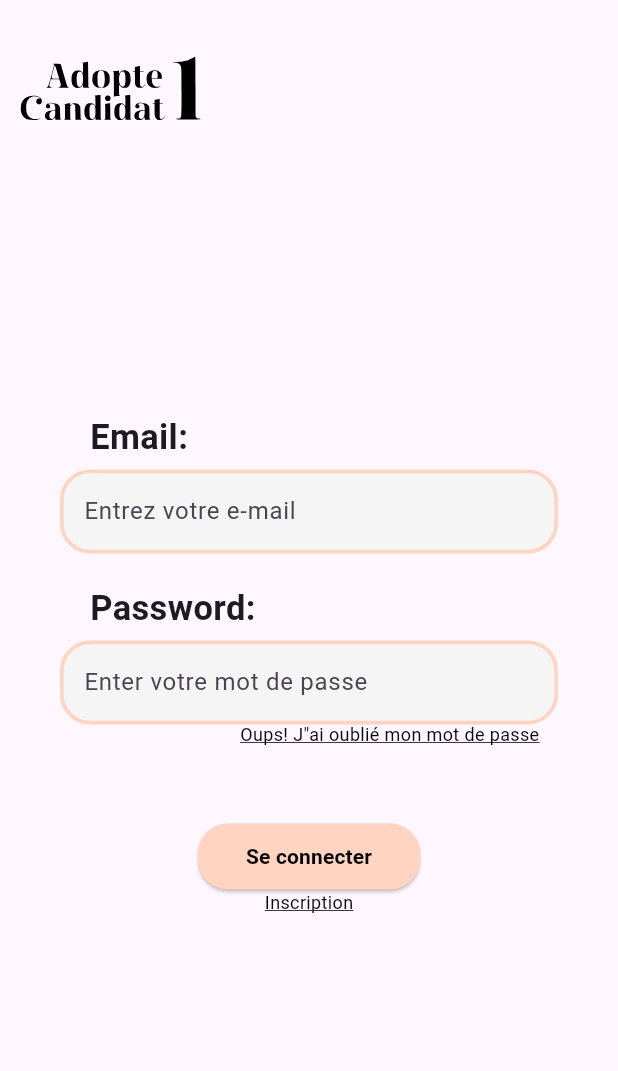
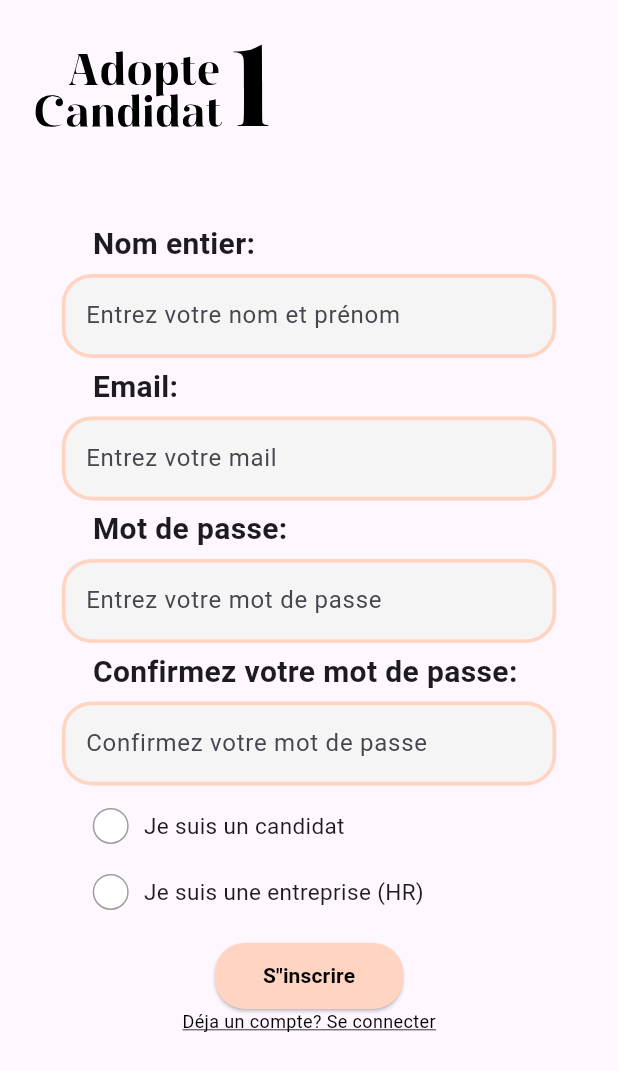
Before and after one commit to algosup/2023-2024-project-5-flutter-team-3, a Flutter app: the screen it shows after launch, on a phone screen of 412 x 824 dp. Shown: the top 1071 px of the screen. Run offline on Flutter 3.47's test engine with Material 3 defaults, Android fonts, the light colour scheme and no system bars; drawn by our look-alikes of roundcheckbox; our stand-ins replace cloud_firestore, firebase_core, flutter_svg, get; accounts and stored records are empty.

Commit message:
Pushing current progress on app
- Finished implementation of the database

- Finished front-end for:
log_in.dart
sign_up.dart

- Added various widgets:
text_buttons.dart
check_boxes.dart

TODO:

Most of the backend is still needed to be done.
For instance, parsing data received upon subscribing. And putting this data into the database, this is what I'll focus on for now.

```diff
--- a/adopte_a_candidate/lib/pages/logIn.dart
+++ /dev/null
@@ -1,140 +0,0 @@
-import 'package:flutter/material.dart';
-import 'package:flutter_svg/svg.dart';
-import 'package:adopte_a_candidate/widgets/fields/text_field.dart';
-import 'package:adopte_a_candidate/widgets/buttons/text_buttons.dart';
-
-class LogIn extends StatelessWidget {
-  const LogIn({super.key});
-
-
-  @override
-  Widget build(BuildContext context) {
-    return MaterialApp(
-      debugShowCheckedModeBanner: false,
-      home: SafeArea(
-        child: Scaffold(
-          body: LayoutBuilder(
-            builder: (context, constraints) {
-              return SingleChildScrollView(
-                // Use SingleChildScrollView if your content might overflow
-                child: ConstrainedBox(
-                  constraints: BoxConstraints(
-                    minHeight: constraints.maxHeight,
-                  ),
-                  child: Column(
-                    children: <Widget>[
-                      Row(
-                        children: [
-                          SvgPicture.asset(
-                            'assets/images/LogoAdopteACandidate.svg',
-                            semanticsLabel: 'Logo',
-                            width: 150,
-                            height: 125,
-                          ),
-                        ],
-                      ),
-                      const SizedBox(height: 150),
-                      const Row(
-                        children: [
-                          SizedBox(width: 60),
-                          Text(
-                            'Email:',
-                            style: TextStyle(
-                              fontSize: 23,
-                              fontWeight: FontWeight.bold,
-                            ),
-                          ),
-                        ],
-                      ),
-                      const SizedBox(height: 5),
-                      // Adding space between the email label and text field
-                      Padding(
-                        padding: const EdgeInsets.symmetric(horizontal: 40.0),
-                        child: Row(
-                          children: [
-                            Expanded(
-                              child: buildTextFieldMail(),
-                            ),
-                          ],
-                        ),
-                      ),
-                      const SizedBox(height: 20),
-                      const Row(
-                        children: [
-                          SizedBox(width: 60),
-                          Text(
-                            'Password:',
-                            style: TextStyle(
-                              fontSize: 23,
-                              fontWeight: FontWeight.bold,
-                            ),
-                          ),
-                        ],
-                      ),
-                      const SizedBox(height: 5),
-                      Padding(
-                        padding: EdgeInsets.symmetric(horizontal: 40.0),
-                        child: Row(
-                          children: [
-                            Expanded(
-                              child: buildTextFieldPassword(),
-                            ),
-                          ],
-                        ),
-                      ),
-                      const Row(
-                        children: [
-                          SizedBox(width: 160),
-                          SizedBox(
-                            child: Text(
-                              'Oups! J"ai oublié mon mot de passe',
-                              textAlign: TextAlign.center,
-                              style: TextStyle(
-                                color: Colors.black,
-                                fontSize: 12,
-                                fontWeight: FontWeight.w400,
-                                decoration: TextDecoration.underline,
-                                height: 0,
-                              ),
-                            ),
-                          ),
-                        ],
-                      ),
-                      const SizedBox(height: 50),
-                      Row(
-                        mainAxisAlignment: MainAxisAlignment.center,
-                        children: [
-                          Center(
-                            child: buildElevatedButtonLogin(),
-                          ),
-                        ],
-                      ),
-                      const Row(
-                        mainAxisAlignment: MainAxisAlignment.center,
-                        children: [
-                          SizedBox(
-                            child: Text(
-                              'Inscription',
-                              textAlign: TextAlign.center,
-                              style: TextStyle(
-                                color: Colors.black,
-                                fontSize: 12,
-                                fontWeight: FontWeight.w400,
-                                decoration: TextDecoration.underline,
-                                height: 0,
-                              ),
-                            ),
-                          ),
-                        ],
-                      )
-                    ],
-                  ),
-                ),
-              );
-            },
-          ),
-        ),
-      ),
-    );
-  }
-}
--- /dev/null
+++ b/adopte_a_candidate/lib/pages/sign_up.dart
@@ -0,0 +1,230 @@
+// import 'package:adopte_a_candidate/services/user_Services.dart';
+// import 'package:adopte_a_candidate/widgets/buttons/text_buttons.dart';
+import 'package:adopte_a_candidate/pages/log_in.dart';
+import 'package:adopte_a_candidate/widgets/buttons/text_buttons.dart';
+import 'package:adopte_a_candidate/widgets/fields/text_field.dart';
+import 'package:flutter/material.dart';
+import 'package:adopte_a_candidate/widgets/logo/logo.dart';
+import 'package:adopte_a_candidate/widgets/buttons/check_boxes.dart';
+
+class Home extends StatelessWidget {
+  const Home({Key? key});
+
+  @override
+  Widget build(BuildContext context) {
+    return const MaterialApp(
+      debugShowCheckedModeBanner: false,
+      home: AskIfCompany(),
+    );
+  }
+}
+
+class AskIfCompany extends StatefulWidget {
+  const AskIfCompany({Key? key});
+
+  @override
+  State<AskIfCompany> createState() => _AskIfCompanyState();
+}
+
+class _AskIfCompanyState extends State<AskIfCompany> {
+  bool isJobSeeker = false;
+  bool isCompany = false;
+
+  void _handleCheckBoxChange(bool? selected, String type) {
+    setState(() {
+      if (type == 'jobSeeker') {
+        isJobSeeker = selected ?? false;
+        if (isJobSeeker) {
+          isCompany = false;
+        }
+      } else if (type == 'company') {
+        isCompany = selected ?? false;
+        if (isCompany) {
+          isJobSeeker = false;
+        }
+      }
+    });
+  }
+
+  @override
+  Widget build(BuildContext context) {
+    // Start by asking the dimension of the native device for scaling
+    var screenWidth = MediaQuery.of(context).size.width;
+    var screenHeight = MediaQuery.of(context).size.height;
+
+    return Scaffold(
+      body: SafeArea(
+        child: SingleChildScrollView(
+          child: Column(
+            children: [
+              Row(
+                children: <Widget>[
+                  buildLogo(screenWidth, screenHeight),
+                ],
+              ),
+              const SizedBox(
+                height: 25,
+              ),
+              Row(
+                children: [
+                  SizedBox(width: screenWidth * 0.15),
+                  const Text(
+                    'Nom entier:',
+                    style: TextStyle(
+                      fontWeight: FontWeight.bold,
+                      fontSize: 20,
+                    ),
+                  ),
+                ],
+              ),
+              const SizedBox(height: 5),
+              SizedBox(
+                child: buildTextField(
+                  context: context,
+                  controller: nameController,
+                  hinttext: 'Entrez votre nom et prénom',
+                ),
+              ),
+              const SizedBox(height: 5),
+              Row(
+                children: [
+                  SizedBox(width: screenWidth * 0.15),
+                  const Text(
+                    'Email:',
+                    style: TextStyle(
+                      fontWeight: FontWeight.bold,
+                      fontSize: 20,
+                    ),
+                  ),
+                ],
+              ),
+              const SizedBox(height: 5),
+              SizedBox(
+                child: buildTextField(
+                  context: context,
+                  controller: mailController,
+                  hinttext: 'Entrez votre mail',
+                ),
+              ),
+              const SizedBox(height: 5),
+              Row(
+                children: [
+                  SizedBox(width: screenWidth * 0.15),
+                  const Text(
+                    'Mot de passe:',
+                    style: TextStyle(
+                      fontWeight: FontWeight.bold,
+                      fontSize: 20,
+                    ),
+                  ),
+                ],
+              ),
+              const SizedBox(height: 5),
+              SizedBox(
+                child: buildTextFieldPassword(
+                  context: context,
+                  controller: passwordController,
+                  hinttext: 'Entrez votre mot de passe',
+                ),
+              ),
+              const SizedBox(height: 5),
+              Row(
+                children: [
+                  SizedBox(width: screenWidth * 0.15),
+                  const Text(
+                    'Confirmez votre mot de passe:',
+                    style: TextStyle(
+                      fontWeight: FontWeight.bold,
+                      fontSize: 20,
+                    ),
+                  ),
+                ],
+              ),
+              const SizedBox(height: 5),
+              SizedBox(
+                child: buildTextFieldPassword(
+                  context: context,
+                  controller: passwordConfirmController,
+                  hinttext: 'Confirmez votre mot de passe',
+                ),
+              ),
+              const SizedBox(height: 15),
+              Row(
+                children: [
+                  SizedBox(
+                    width: screenWidth * 0.15,
+                  ),
+                  buildRoundCheckBox(
+                    isChecked: isJobSeeker,
+                    onChanged: (selected) =>
+                        _handleCheckBoxChange(selected, 'jobSeeker'),
+                    borderColor: Colors.grey,
+                    checkedColor: Colors.blue,
+                    uncheckedColor: Colors.white,
+                    size: 24,
+                  ),
+                  const SizedBox(width: 10),
+                  const Text(
+                    'Je suis un candidat',
+                    style: TextStyle(fontSize: 15),
+                  ),
+                ],
+              ),
+              const SizedBox(height: 20),
+              Row(
+                children: [
+                  SizedBox(width: screenWidth * 0.15),
+                  buildRoundCheckBox(
+                    isChecked: isCompany,
+                    onChanged: (selected) =>
+                        _handleCheckBoxChange(selected, 'company'),
+                    borderColor: Colors.grey,
+                    checkedColor: Colors.blue,
+                    uncheckedColor: Colors.white,
+                    size: 24,
+                  ),
+                  const SizedBox(width: 10),
+                  const Text(
+                    'Je suis une entreprise (HR)',
+                    style: TextStyle(fontSize: 15),
+                  ),
+                ],
+              ),
+              const SizedBox(height: 20),
+              Row(
+                mainAxisAlignment: MainAxisAlignment.center,
+                children: [
+                  buildElevatedButton(
+                      buttonText: 'S"inscrire', onPressed: () {}),
+                ],
+              ),
+              Row(
+                mainAxisAlignment: MainAxisAlignment.center,
+                children: [
+                  GestureDetector(
+                    onTap: () {
+                      Navigator.push(
+                        context,
+                        MaterialPageRoute(builder: (context) => const LogIn()),
+                      );
+                    },
+                    child: const Text(
+                      'Déja un compte? Se connecter',
+                      style: TextStyle(
+                        color: Colors.black,
+                        fontSize: 12,
+                        fontWeight: FontWeight.w400,
+                        decoration: TextDecoration.underline,
+                        height: 0,
+                      ),
+                    ),
+                  ),
+                ],
+              )
+            ],
+          ),
+        ),
+      ),
+    );
+  }
+}
--- /dev/null
+++ b/adopte_a_candidate/lib/widgets/buttons/check_boxes.dart
@@ -0,0 +1,21 @@
+import 'package:flutter/material.dart';
+import 'package:roundcheckbox/roundcheckbox.dart';
+
+// This method builds a Round Check Box, eg, for pages/sign_up.dart
+Widget buildRoundCheckBox({
+  required bool isChecked,
+  required void Function(bool?) onChanged,
+  required Color borderColor,
+  required Color checkedColor,
+  required Color uncheckedColor,
+  required double size,
+}) {
+  return RoundCheckBox(
+    isChecked: isChecked,
+    onTap: onChanged,
+    borderColor: borderColor,
+    checkedColor: checkedColor,
+    uncheckedColor: uncheckedColor,
+    size: size,
+  );
+}
--- a/adopte_a_candidate/lib/widgets/buttons/text_buttons.dart
+++ b/adopte_a_candidate/lib/widgets/buttons/text_buttons.dart
@@ -3,9 +3,9 @@
 // This button is contained on the Login page
 /* TODO Check if credentials are correct and send the user to the menu page, depending on whether the user is a company or a job seeker
 */
-ElevatedButton buildElevatedButtonLogin() {
+ElevatedButton buildElevatedButton({required String buttonText, required Null Function() onPressed}) {
   return ElevatedButton(
-    onPressed: () {},
+    onPressed: onPressed,
     style: ElevatedButton.styleFrom(
       backgroundColor: const Color(0xffffd5c2), // Text color
       shape: RoundedRectangleBorder(
@@ -13,9 +13,9 @@
       ),
       padding: const EdgeInsets.symmetric(horizontal: 32, vertical: 12),
     ),
-    child: const Text(
-      'Se connecter',
-      style: TextStyle(
+    child: Text(
+      buttonText,
+      style: const TextStyle(
         fontWeight: FontWeight.bold,
         color: Colors.black,
       ),
--- a/adopte_a_candidate/lib/widgets/fields/text_field.dart
+++ b/adopte_a_candidate/lib/widgets/fields/text_field.dart
@@ -1,41 +1,58 @@
+import 'package:flutter/cupertino.dart';
 import 'package:flutter/material.dart';
 
 // Use camel case
 
+final passwordController = TextEditingController();
+final passwordConfirmController = TextEditingController();
+
 // This text field is in the log in page
 // TODO Add the method to gather user input and keep it in memory
-TextField buildTextFieldPassword() {
-  return const TextField(
+SizedBox buildTextFieldPassword({required BuildContext context,required TextEditingController controller, required String hinttext}) {
+  var screenWidth = MediaQuery.of(context).size.width;
+  return SizedBox(
+    width: screenWidth * 0.8,
+    child: TextField(
+      controller: controller,
       decoration: InputDecoration(
         filled: true,
-      fillColor: Color(0xDDF5F5F5),
-      enabledBorder: OutlineInputBorder(
+        fillColor: const Color(0xDDF5F5F5),
+        enabledBorder: const OutlineInputBorder(
           borderSide: BorderSide(
             color: Color(0xffffd5c2),
             width: 2.5,
           ),
           borderRadius: BorderRadius.all(Radius.circular(20)),
         ),
-      hintText: 'Enter votre mot de passe',
+        hintText: hinttext,
+      ),
     ),
   );
 }
 
-// This text field is in the login page, it builds the email text field
+final mailController = TextEditingController();
+final nameController = TextEditingController();
+
+// This text field is build to gather basic user data when subscribing
 // TODO Add the method to gather user input and keep it in memory
-TextField buildTextFieldMail() {
-  return const TextField(
+SizedBox buildTextField({required BuildContext context,required TextEditingController controller, required String hinttext}) {
+  var screenWidth = MediaQuery.of(context).size.width;
+  return SizedBox(
+    width: screenWidth * 0.8,
+    child: TextField(
+      controller: controller,
       decoration: InputDecoration(
         filled: true,
-      fillColor: Color(0xDDF5F5F5),
-      enabledBorder: OutlineInputBorder(
+        fillColor: const Color(0xDDF5F5F5),
+        enabledBorder: const OutlineInputBorder(
           borderSide: BorderSide(
             color: Color(0xffffd5c2),
             width: 2.5,
           ),
           borderRadius: BorderRadius.all(Radius.circular(20)),
         ),
-      hintText: 'Entrez votre e-mail',
+        hintText: hinttext,
+      ),
     ),
   );
 }
--- /dev/null
+++ b/adopte_a_candidate/lib/widgets/logo/logo.dart
@@ -0,0 +1,10 @@
+import 'package:flutter_svg/svg.dart';
+
+SvgPicture buildLogo(double screenWidth, double screenHeight) {
+  return SvgPicture.asset(
+    'assets/images/LogoAdopteACandidate.svg',
+    semanticsLabel: 'Logo',
+    width: screenWidth * 0.5,
+    height: screenHeight * 0.15,
+  );
+}
--- a/adopte_a_candidate/pubspec.yaml
+++ b/adopte_a_candidate/pubspec.yaml
@@ -37,6 +37,10 @@
   # Use with the CupertinoIcons class for iOS style icons.
   cupertino_icons: ^1.0.6
   firebase_core: ^2.31.0
+  firebase_auth: ^4.19.5
+  cloud_firestore: ^4.17.3
+  get:
+  roundcheckbox: ^2.0.3
 
 dev_dependencies:
   flutter_test:
```
Also changed, not shown: adopte_a_candidate/lib/main.dart (+11 -6 lines), adopte_a_candidate/lib/models/users.dart (added, +28 -0 lines), adopte_a_candidate/lib/pages/log_in.dart (added, +155 -0 lines), adopte_a_candidate/lib/services/user_Services.dart (added, +25 -0 lines), adopte_a_candidate/assets/images/choosePage1.jpg (added), adopte_a_candidate/lib/firestore/firebase_options.dart, adopte_a_candidate/pubspec.lock, 7 other files. Lines whose indentation alone changed are shown as unchanged.
